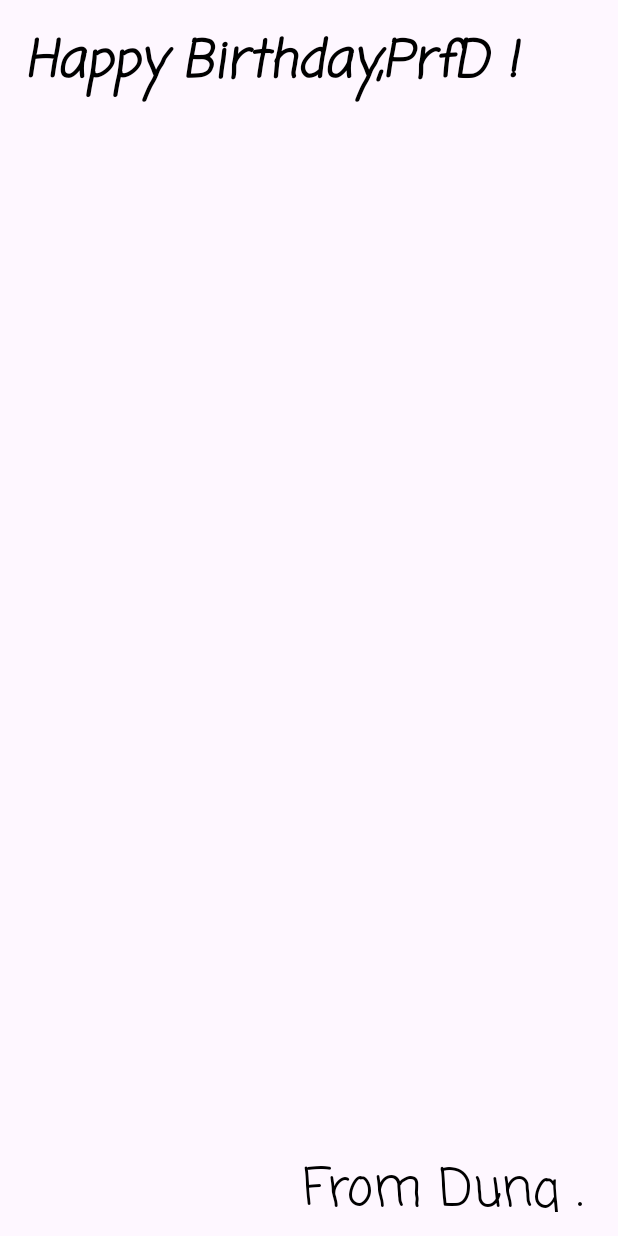
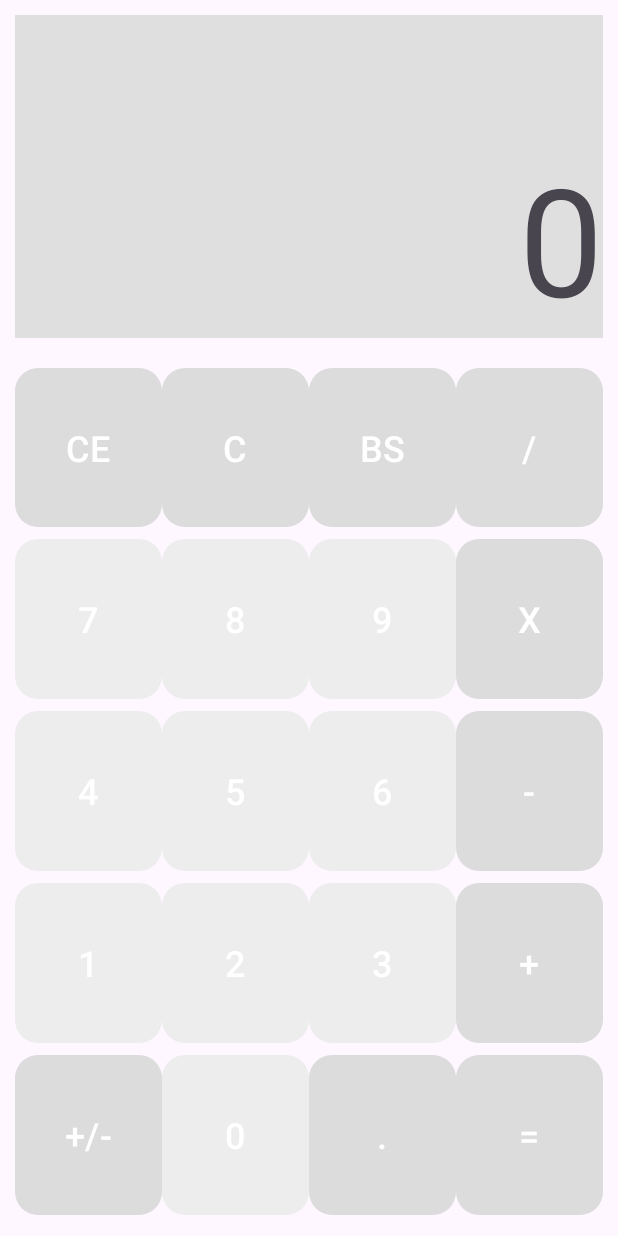
Before and after one commit to dungNHVhust/Phat_Trien_Ung_Dung_Cho_Thiet_Bi_Di_Dong, an Android app: the screen it shows after launch (MainActivity), on a phone screen of 412 x 824 dp. Run offline under Robolectric (Android 15) with nearby library versions, the phone set to English and light mode, and no system bars.

```diff
--- a/app/src/main/java/com/example/happybirthday/MainActivity.kt
+++ b/app/src/main/java/com/example/happybirthday/MainActivity.kt
@@ -11,10 +11,6 @@ class MainActivity : AppCompatActivity() {
         super.onCreate(savedInstanceState)
         enableEdgeToEdge()
         setContentView(R.layout.activity_main)
-        ViewCompat.setOnApplyWindowInsetsListener(findViewById(R.id.main)) { v, insets ->
-            val systemBars = insets.getInsets(WindowInsetsCompat.Type.systemBars())
-            v.setPadding(systemBars.left, systemBars.top, systemBars.right, systemBars.bottom)
-            insets
-        }
+
     }
 }
--- /dev/null
+++ b/app/src/main/res/drawable/rouded_button.xml
@@ -0,0 +1,6 @@
+<?xml version="1.0" encoding="utf-8"?>
+<selector xmlns:android="http://schemas.android.com/apk/res/android">
+    <solid android:color="#F68787FF"/> <!-- Màu nền nút -->
+    <corners android:radius="5dp"/>    <!-- Góc bo tròn của nút -->
+    <padding android:left="10dp" android:right="10dp" android:top="10dp" android:bottom="10dp"/>
+</selector>
--- a/app/src/main/res/layout/activity_main.xml
+++ b/app/src/main/res/layout/activity_main.xml
@@ -1,38 +1,29 @@
-<?xml version="1.0" encoding="utf-8"?>
-<androidx.constraintlayout.widget.ConstraintLayout xmlns:android="http://schemas.android.com/apk/res/android"
-    xmlns:app="http://schemas.android.com/apk/res-auto"
-    xmlns:tools="http://schemas.android.com/tools"
-    android:id="@+id/main"
-    android:layout_width="match_parent"
-    android:layout_height="match_parent"
-    tools:context=".MainActivity">
-
-    <TextView
-        android:id="@+id/textView"
-        android:layout_width="421dp"
-        android:layout_height="97dp"
-        android:layout_marginStart="16dp"
-        android:layout_marginTop="16dp"
-        android:fontFamily="casual"
-        android:text="Happy Birthday,PrfD !"
-        android:textAppearance="@style/TextAppearance.AppCompat.Display3"
-        android:textColor="@color/black"
-        android:textSize="34sp"
-        android:textStyle="bold|italic"
-        app:layout_constraintStart_toStartOf="parent"
-        app:layout_constraintTop_toTopOf="parent" />
-
-    <TextView
-        android:id="@+id/textView3"
-        android:layout_width="194dp"
-        android:layout_height="40dp"
-        android:layout_marginEnd="16dp"
-        android:layout_marginBottom="16dp"
-        android:fontFamily="casual"
-        android:text="From Dung ."
-        android:textAppearance="@style/TextAppearance.AppCompat.Display1"
-        android:textColor="@android:color/black"
-        app:layout_constraintBottom_toBottomOf="parent"
-        app:layout_constraintEnd_toEndOf="parent" />
-
-</androidx.constraintlayout.widget.ConstraintLayout>
+<LinearLayout
+    xmlns:android="http://schemas.android.com/apk/res/android"
+    xmlns:app="http://schemas.android.com/apk/res-auto" android:layout_width="match_parent" android:layout_height="match_parent" android:orientation="vertical" android:padding="10dp">
+    <TextView android:id="@+id/result_text" android:layout_width="match_parent" android:layout_height="446dp" android:layout_marginBottom="16dp" android:layout_weight="1" android:background="#DFDFDF" android:gravity="end|bottom" android:text="0" android:textSize="100sp"/>
+    <LinearLayout android:layout_width="match_parent" android:layout_height="match_parent" android:layout_weight="1">
+        <GridLayout android:layout_width="match_parent" android:layout_height="match_parent" android:columnCount="4" android:rowCount="5" android:layout_gravity="center">
+            <Button android:id="@+id/button_CE" android:layout_width="0dp" android:layout_height="wrap_content" android:layout_rowWeight="1" android:layout_columnWeight="1" android:hapticFeedbackEnabled="false" android:text="CE" android:textColorLink="#F68787" android:textSize="24dp" app:backgroundTint="#DCDCDC" app:cornerRadius="15dp"/>
+            <Button android:id="@+id/button_C" android:layout_width="0dp" android:layout_height="wrap_content" android:layout_rowWeight="1" android:layout_columnWeight="1" android:text="C" android:textSize="24dp" app:backgroundTint="#DCDCDC" app:cornerRadius="15dp"/>
+            <Button android:id="@+id/button_BS" android:layout_width="0dp" android:layout_height="wrap_content" android:layout_rowWeight="1" android:layout_columnWeight="1" android:text="BS" android:textSize="24dp" app:backgroundTint="#DCDCDC" app:cornerRadius="15dp"/>
+            <Button android:id="@+id/button_Div" android:layout_width="0dp" android:layout_height="wrap_content" android:layout_rowWeight="1" android:layout_columnWeight="1" android:text="/" android:textSize="24dp" app:backgroundTint="#DCDCDC" app:cornerRadius="15dp"/>
+            <Button android:id="@+id/button_7" android:layout_width="0dp" android:layout_height="wrap_content" android:layout_rowWeight="1" android:layout_columnWeight="1" android:text="7" android:textSize="24dp" app:backgroundTint="#EDEDED" app:cornerRadius="15dp"/>
+            <Button android:id="@+id/button_8" android:layout_width="0dp" android:layout_height="wrap_content" android:layout_rowWeight="1" android:layout_columnWeight="1" android:text="8" android:textSize="24dp" app:backgroundTint="#EDEDED" app:cornerRadius="15dp"/>
+            <Button android:id="@+id/button_9" android:layout_width="0dp" android:layout_height="wrap_content" android:layout_rowWeight="1" android:layout_columnWeight="1" android:text="9" android:textSize="24dp" app:backgroundTint="#EDEDED" app:cornerRadius="15dp"/>
+            <Button android:id="@+id/button_Mul" android:layout_width="0dp" android:layout_height="wrap_content" android:layout_rowWeight="1" android:layout_columnWeight="1" android:text="X" android:textSize="24dp" app:backgroundTint="#DCDCDC" app:cornerRadius="15dp"/>
+            <Button android:id="@+id/button_4" android:layout_width="0dp" android:layout_height="wrap_content" android:layout_rowWeight="1" android:layout_columnWeight="1" android:text="4" android:textSize="24dp" app:backgroundTint="#EDEDED" app:cornerRadius="15dp"/>
+            <Button android:id="@+id/button_5" android:layout_width="0dp" android:layout_height="wrap_content" android:layout_rowWeight="1" android:layout_columnWeight="1" android:text="5" android:textSize="24dp" app:backgroundTint="#EDEDED" app:cornerRadius="15dp"/>
+            <Button android:id="@+id/button_6" android:layout_width="0dp" android:layout_height="wrap_content" android:layout_rowWeight="1" android:layout_columnWeight="1" android:text="6" android:textSize="24dp" app:backgroundTint="#EDEDED" app:cornerRadius="15dp"/>
+            <Button android:id="@+id/button_Sub" android:layout_width="0dp" android:layout_height="wrap_content" android:layout_rowWeight="1" android:layout_columnWeight="1" android:text="-" android:textSize="24dp" app:backgroundTint="#DCDCDC" app:cornerRadius="15dp"/>
+            <Button android:id="@+id/button_1" android:layout_width="0dp" android:layout_height="wrap_content" android:layout_rowWeight="1" android:layout_columnWeight="1" android:text="1" android:textSize="24dp" app:backgroundTint="#EDEDED" app:cornerRadius="15dp"/>
+            <Button android:id="@+id/button_2" android:layout_width="0dp" android:layout_height="wrap_content" android:layout_rowWeight="1" android:layout_columnWeight="1" android:text="2" android:textSize="24dp" app:backgroundTint="#EDEDED" app:cornerRadius="15dp"/>
+            <Button android:id="@+id/button_3" android:layout_width="0dp" android:layout_height="wrap_content" android:layout_rowWeight="1" android:layout_columnWeight="1" android:text="3" android:textSize="24dp" app:backgroundTint="#EDEDED" app:cornerRadius="15dp"/>
+            <Button android:id="@+id/button_Sum" android:layout_width="0dp" android:layout_height="wrap_content" android:layout_rowWeight="1" android:layout_columnWeight="1" android:text="+" android:textSize="24dp" app:backgroundTint="#DCDCDC" app:cornerRadius="15dp"/>
+            <Button android:id="@+id/button_SumAndSub" android:layout_width="0dp" android:layout_height="wrap_content" android:layout_rowWeight="1" android:layout_columnWeight="1" android:text="+/-" android:textSize="24dp" app:backgroundTint="#DCDCDC" app:cornerRadius="15dp"/>
+            <Button android:id="@+id/button_0" android:layout_width="0dp" android:layout_height="wrap_content" android:layout_rowWeight="1" android:layout_columnWeight="1" android:text="0" android:textSize="24dp" app:backgroundTint="#EDEDED" app:cornerRadius="15dp"/>
+            <Button android:id="@+id/button_Dot" android:layout_width="0dp" android:layout_height="wrap_content" android:layout_rowWeight="1" android:layout_columnWeight="1" android:text="." android:textSize="24dp" app:backgroundTint="#DCDCDC" app:cornerRadius="15dp"/>
+            <Button android:id="@+id/button_Equal" android:layout_width="0dp" android:layout_height="wrap_content" android:layout_rowWeight="1" android:layout_columnWeight="1" android:text="=" android:textSize="24dp" app:backgroundTint="#DCDCDC" app:cornerRadius="15dp"/>
+        </GridLayout>
+    </LinearLayout>
+</LinearLayout>
```
